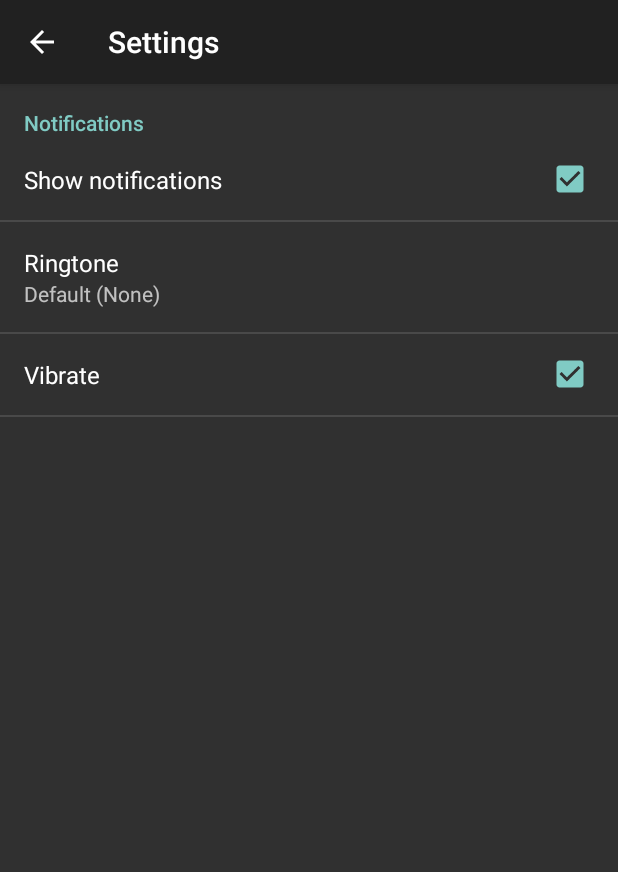
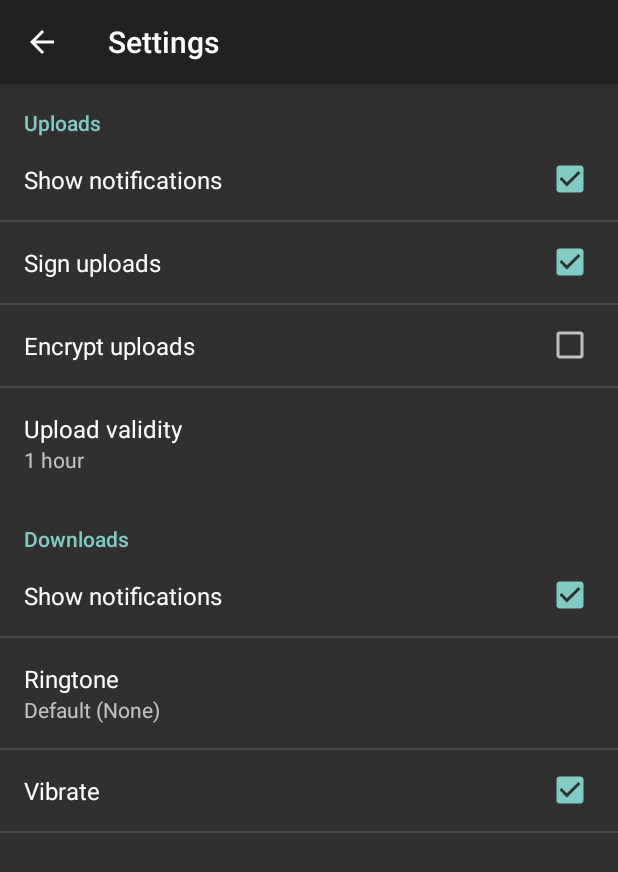
Before and after one commit to ibrdtn/android-sharebox, an Android app: the SettingsActivity screen opened directly, with no data from a screen before it, on a phone screen of 412 x 824 dp. Shown: the top 872 px of the screen. Run offline under Robolectric (Android 15) with nearby library versions, the phone set to English and light mode, and no system bars.

Commit message:
Add preference options for up- and download
The existing notification options are now categorized for downloads.
New options for upload has been introduced:

 - sign
 - encrypt
 - notifications
 - lifetime

```diff
--- a/app/src/main/java/de/tubs/ibr/dtn/sharebox/DtnService.java
+++ b/app/src/main/java/de/tubs/ibr/dtn/sharebox/DtnService.java
@@ -455,7 +455,7 @@ public class DtnService extends DTNIntentService {
         Download next = mDatabase.getLatestPending();
 
         if (next != null) {
-            if (prefs.getBoolean("notifications", true)) {
+            if (prefs.getBoolean("download_notifications", true)) {
                 mNotificationFactory.showPendingDownload(next, mDatabase.getPending());
             }
         } else {
--- a/app/src/main/java/de/tubs/ibr/dtn/sharebox/NotificationFactory.java
+++ b/app/src/main/java/de/tubs/ibr/dtn/sharebox/NotificationFactory.java
@@ -307,14 +307,14 @@ public class NotificationFactory {
 
         int defaults = 0;
 
-        if (prefs.getBoolean("notifications", true)) {
-            if (prefs.getBoolean("notifications_pending_download_vibrate", true)) {
+        if (prefs.getBoolean("download_notifications", true)) {
+            if (prefs.getBoolean("download_notifications_vibrate", true)) {
                 defaults |= Notification.DEFAULT_VIBRATE;
             }
 
             builder.setDefaults(defaults);
             builder.setLights(0xff0080ff, 300, 1000);
-            builder.setSound( Uri.parse( prefs.getString("notifications_pending_download_ringtone", "content://settings/system/notification_sound") ) );
+            builder.setSound( Uri.parse( prefs.getString("download_notifications_ringtone", "content://settings/system/notification_sound") ) );
         }
     }
 }
--- a/app/src/main/java/de/tubs/ibr/dtn/sharebox/ui/SettingsActivity.java
+++ b/app/src/main/java/de/tubs/ibr/dtn/sharebox/ui/SettingsActivity.java
@@ -103,16 +103,23 @@ public class SettingsActivity extends PreferenceActivity {
         // Add 'general' preferences.
         addPreferencesFromResource(R.xml.pref_general);
 
-        // Add 'notifications' preferences, and a corresponding header.
+        // Add 'uploads' preferences, and a corresponding header.
         PreferenceCategory fakeHeader = new PreferenceCategory(this);
-        fakeHeader.setTitle(R.string.pref_header_notifications);
+        fakeHeader.setTitle(R.string.pref_header_uploads);
         getPreferenceScreen().addPreference(fakeHeader);
-        addPreferencesFromResource(R.xml.pref_notification);
+        addPreferencesFromResource(R.xml.pref_upload);
+
+        // Add 'downloads' preferences, and a corresponding header.
+        fakeHeader = new PreferenceCategory(this);
+        fakeHeader.setTitle(R.string.pref_header_downloads);
+        getPreferenceScreen().addPreference(fakeHeader);
+        addPreferencesFromResource(R.xml.pref_download);
 
         // Bind the summaries of EditText/List/Dialog/Ringtone preferences to
         // their values. When their values change, their summaries are updated
         // to reflect the new value, per the Android Design guidelines.
-        bindPreferenceSummaryToValue(findPreference("notifications_pending_download_ringtone"));
+        bindPreferenceSummaryToValue(findPreference("download_notifications_ringtone"));
+        bindPreferenceSummaryToValue(findPreference("upload_lifetime"));
     }
 
     /** {@inheritDoc} */
@@ -226,21 +233,39 @@ public class SettingsActivity extends PreferenceActivity {
     }
 
     /**
-     * This fragment shows notification preferences only. It is used when the
+     * This fragment shows upload preferences only. It is used when the
      * activity is showing a two-pane settings UI.
      */
     @TargetApi(Build.VERSION_CODES.HONEYCOMB)
-    public static class NotificationPreferenceFragment extends PreferenceFragment {
+    public static class UploadPreferenceFragment extends PreferenceFragment {
         @Override
         public void onCreate(Bundle savedInstanceState) {
             super.onCreate(savedInstanceState);
-            addPreferencesFromResource(R.xml.pref_notification);
+            addPreferencesFromResource(R.xml.pref_upload);
 
             // Bind the summaries of EditText/List/Dialog/Ringtone preferences
             // to their values. When their values change, their summaries are
             // updated to reflect the new value, per the Android Design
             // guidelines.
-            bindPreferenceSummaryToValue(findPreference("notifications_pending_download_ringtone"));
+            bindPreferenceSummaryToValue(findPreference("upload_lifetime"));
+        }
+    }
+
+    /**
+     * This fragment shows download preferences only. It is used when the
+     * activity is showing a two-pane settings UI.
+     */
+    @TargetApi(Build.VERSION_CODES.HONEYCOMB)
+    public static class DownloadPreferenceFragment extends PreferenceFragment {
+        @Override
+        public void onCreate(Bundle savedInstanceState) {
+            super.onCreate(savedInstanceState);
+            addPreferencesFromResource(R.xml.pref_download);
+
+            // Bind the summaries of EditText/List/Dialog/Ringtone preferences
+            // to their values. When their values change, their summaries are
+            // updated to reflect the new value, per the Android Design
+            // guidelines.
         }
     }
 }
--- a/app/src/main/res/values/strings_activity_settings.xml
+++ b/app/src/main/res/values/strings_activity_settings.xml
@@ -2,11 +2,35 @@
 
     <string name="title_activity_settings">Settings</string>
 
-    <!-- Example settings for Notifications -->
-    <string name="pref_header_notifications">Notifications</string>
-    <string name="pref_title_notifications">Show notifications</string>
-    <string name="pref_title_ringtone">Ringtone</string>
+    <!-- settings for Downloads -->
+    <string name="pref_header_downloads">Downloads</string>
+    <string name="pref_title_download_notifications">Show notifications</string>
+    <string name="pref_title_download_ringtone">Ringtone</string>
     <string name="pref_ringtone_silent">Silent</string>
-    <string name="pref_title_vibrate">Vibrate</string>
+    <string name="pref_title_download_vibrate">Vibrate</string>
+
+    <!-- settings for Uploads -->
+    <string name="pref_header_uploads">Uploads</string>
+    <string name="pref_title_upload_notifications">Show notifications</string>
+    <string name="pref_title_encrypt_uploads">Encrypt uploads</string>
+    <string name="pref_title_sign_uploads">Sign uploads</string>
+    <string name="pref_title_upload_lifetime">Upload validity</string>
+
+    <string-array name="upload_lifetime_names">
+        <item>10 minutes</item>
+        <item>1 hour</item>
+        <item>12 hours</item>
+        <item>1 day</item>
+        <item>3 days</item>
+        <item>7 days</item>
+    </string-array>
+    <string-array name="upload_lifetime_values">
+        <item>600</item>
+        <item>3600</item>
+        <item>43200</item>
+        <item>86400</item>
+        <item>259200</item>
+        <item>604800</item>
+    </string-array>
 
 </resources>
--- a/app/src/main/res/xml/pref_notification.xml
+++ b/app/src/main/res/xml/pref_download.xml
@@ -6,24 +6,24 @@
     -->
     <CheckBoxPreference
         android:defaultValue="true"
-        android:key="notifications"
-        android:title="@string/pref_title_notifications" />
+        android:key="download_notifications"
+        android:title="@string/pref_title_download_notifications" />
 
     <!-- Allows the user to choose a ringtone in the 'notification' category. -->
     <!-- NOTE: This preference will be enabled only when the checkbox above is checked. -->
     <!-- NOTE: RingtonePreference's summary should be set to its value by the activity code. -->
     <RingtonePreference
         android:defaultValue="content://settings/system/notification_sound"
-        android:dependency="notifications"
-        android:key="notifications_pending_download_ringtone"
+        android:dependency="download_notifications"
+        android:key="download_notifications_ringtone"
         android:ringtoneType="notification"
-        android:title="@string/pref_title_ringtone" />
+        android:title="@string/pref_title_download_ringtone" />
 
     <!-- NOTE: This preference will be enabled only when the checkbox above is checked. -->
     <CheckBoxPreference
         android:defaultValue="true"
-        android:dependency="notifications"
-        android:key="notifications_pending_download_vibrate"
-        android:title="@string/pref_title_vibrate" />
+        android:dependency="download_notifications"
+        android:key="download_notifications_vibrate"
+        android:title="@string/pref_title_download_vibrate" />
 
 </PreferenceScreen>
--- a/app/src/main/res/xml/pref_headers.xml
+++ b/app/src/main/res/xml/pref_headers.xml
@@ -3,7 +3,11 @@
     <!-- These settings headers are only used on tablets. -->
 
     <header
-        android:fragment="de.tubs.ibr.dtn.sharebox.ui.SettingsActivity$NotificationPreferenceFragment"
-        android:title="@string/pref_header_notifications" />
+        android:fragment="de.tubs.ibr.dtn.sharebox.ui.SettingsActivity$UploadPreferenceFragment"
+        android:title="@string/pref_header_uploads" />
+
+    <header
+        android:fragment="de.tubs.ibr.dtn.sharebox.ui.SettingsActivity$DownloadPreferenceFragment"
+        android:title="@string/pref_header_downloads" />
 
 </preference-headers>
--- /dev/null
+++ b/app/src/main/res/xml/pref_upload.xml
@@ -0,0 +1,26 @@
+<PreferenceScreen xmlns:android="http://schemas.android.com/apk/res/android" >
+
+    <CheckBoxPreference
+        android:defaultValue="true"
+        android:key="upload_notifications"
+        android:title="@string/pref_title_upload_notifications" />
+
+    <CheckBoxPreference
+        android:defaultValue="true"
+        android:key="upload_sign"
+        android:title="@string/pref_title_sign_uploads" />
+
+    <CheckBoxPreference
+        android:defaultValue="false"
+        android:key="upload_encrypt"
+        android:title="@string/pref_title_encrypt_uploads" />
+
+    <ListPreference
+        android:defaultValue="3600"
+        android:entries="@array/upload_lifetime_names"
+        android:entryValues="@array/upload_lifetime_values"
+        android:key="upload_lifetime"
+        android:title="@string/pref_title_upload_lifetime" >
+    </ListPreference>
+
+</PreferenceScreen>
```
